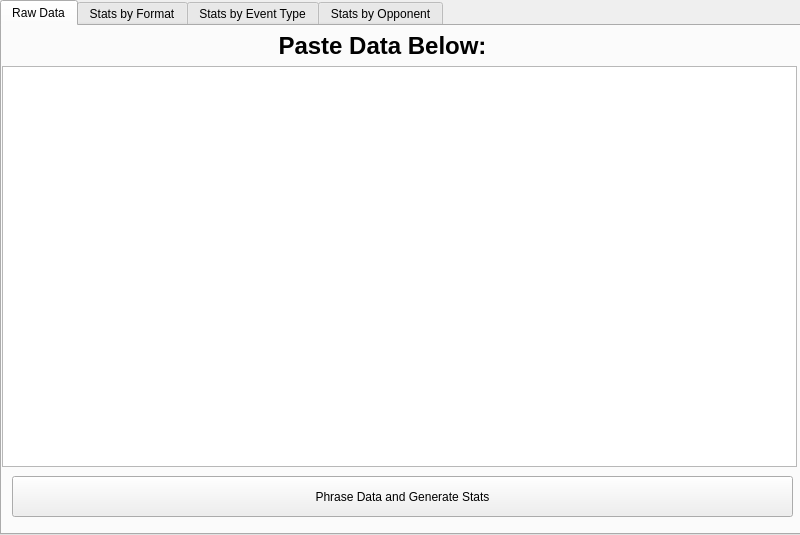
Old version of the form Main.ui in the repository JeffHoogland/qutemtgstats.
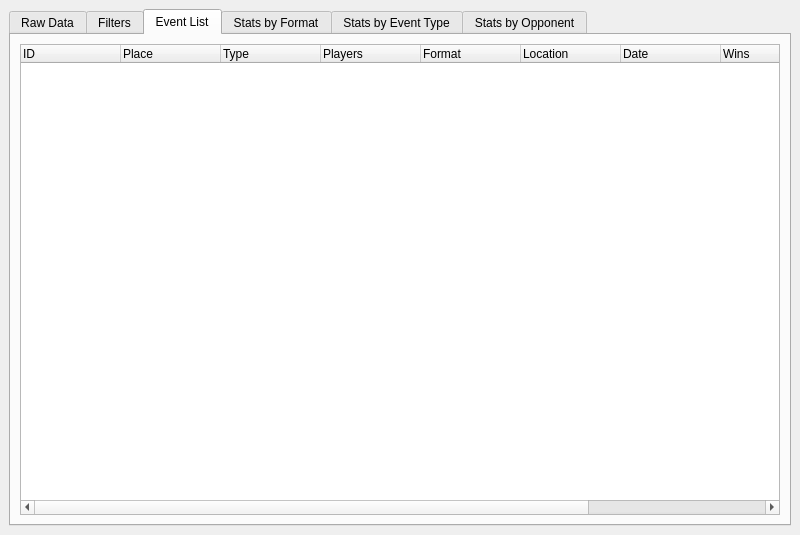
New version of the form. The open tabs and pages were chosen to show the change.

Commit message: Fixed up layout and added an event list

Patch:
```diff
--- a/Main.ui
+++ b/Main.ui
@@ -16,24 +16,15 @@
     <height>535</height>
    </size>
   </property>
-  <property name="maximumSize">
-   <size>
-    <width>800</width>
-    <height>535</height>
-   </size>
-  </property>
   <property name="windowTitle">
    <string>Qute MTG Stats</string>
   </property>
   <widget class="QWidget" name="centralwidget">
+   <layout class="QHBoxLayout" name="horizontalLayout">
+    <item>
    <widget class="QTabWidget" name="tabWidget">
-    <property name="geometry">
-     <rect>
-      <x>0</x>
-      <y>0</y>
-      <width>801</width>
-      <height>535</height>
-     </rect>
+      <property name="autoFillBackground">
+       <bool>false</bool>
     </property>
     <property name="currentIndex">
      <number>0</number>
@@ -42,45 +33,104 @@
      <attribute name="title">
       <string>Raw Data</string>
      </attribute>
+       <layout class="QVBoxLayout" name="verticalLayout">
+        <item>
+         <widget class="QLabel" name="label">
+          <property name="text">
+           <string>&lt;html&gt;&lt;head/&gt;&lt;body&gt;&lt;p align=&quot;center&quot;&gt;&lt;span style=&quot; font-size:18pt; font-weight:600;&quot;&gt;Paste Data Below:&lt;/span&gt;&lt;/p&gt;&lt;/body&gt;&lt;/html&gt;</string>
+          </property>
+         </widget>
+        </item>
+        <item>
      <widget class="QTextEdit" name="statsPaste">
-      <property name="geometry">
-       <rect>
-        <x>0</x>
-        <y>40</y>
-        <width>795</width>
-        <height>401</height>
-       </rect>
-      </property>
       <property name="acceptRichText">
        <bool>false</bool>
       </property>
      </widget>
+        </item>
+        <item alignment="Qt::AlignHCenter">
      <widget class="QToolButton" name="phraseButton">
-      <property name="geometry">
-       <rect>
-        <x>10</x>
-        <y>450</y>
-        <width>781</width>
-        <height>41</height>
-       </rect>
-      </property>
       <property name="text">
        <string>Phrase Data and Generate Stats</string>
       </property>
      </widget>
-     <widget class="QLabel" name="label">
-      <property name="geometry">
-       <rect>
-        <x>250</x>
-        <y>0</y>
-        <width>261</width>
-        <height>41</height>
-       </rect>
-      </property>
+        </item>
+       </layout>
+      </widget>
+      <widget class="QWidget" name="filtersTab">
+       <attribute name="title">
+        <string>Filters</string>
+       </attribute>
+      </widget>
+      <widget class="QWidget" name="eventListTab">
+       <attribute name="title">
+        <string>Event List</string>
+       </attribute>
+       <layout class="QHBoxLayout" name="horizontalLayout_2">
+        <item>
+         <widget class="QTreeWidget" name="eventTree">
+          <property name="sizePolicy">
+           <sizepolicy hsizetype="Expanding" vsizetype="Expanding">
+            <horstretch>0</horstretch>
+            <verstretch>0</verstretch>
+           </sizepolicy>
+          </property>
+          <property name="autoFillBackground">
+           <bool>false</bool>
+          </property>
+          <column>
       <property name="text">
-       <string>&lt;html&gt;&lt;head/&gt;&lt;body&gt;&lt;p align=&quot;center&quot;&gt;&lt;span style=&quot; font-size:18pt; font-weight:600;&quot;&gt;Paste Data Below:&lt;/span&gt;&lt;/p&gt;&lt;/body&gt;&lt;/html&gt;</string>
-      </property>
-     </widget>
+            <string>ID</string>
+           </property>
+          </column>
+          <column>
+           <property name="text">
+            <string>Place</string>
+           </property>
+          </column>
+          <column>
+           <property name="text">
+            <string>Type</string>
+           </property>
+          </column>
+          <column>
+           <property name="text">
+            <string>Players</string>
+           </property>
+          </column>
+          <column>
+           <property name="text">
+            <string>Format</string>
+           </property>
+          </column>
+          <column>
+           <property name="text">
+            <string>Location</string>
+           </property>
+          </column>
+          <column>
+           <property name="text">
+            <string>Date</string>
+           </property>
+          </column>
+          <column>
+           <property name="text">
+            <string>Wins</string>
+           </property>
+          </column>
+          <column>
+           <property name="text">
+            <string>Losses</string>
+           </property>
+          </column>
+          <column>
+           <property name="text">
+            <string>Draws</string>
+           </property>
+          </column>
+         </widget>
+        </item>
+       </layout>
     </widget>
     <widget class="QWidget" name="formatTab">
      <attribute name="title">
@@ -96,14 +146,11 @@
      <attribute name="title">
       <string>Stats by Opponent</string>
      </attribute>
-     <widget class="QTreeWidget" name="treeWidget">
-      <property name="geometry">
-       <rect>
-        <x>0</x>
-        <y>0</y>
-        <width>795</width>
-        <height>501</height>
-       </rect>
+       <layout class="QHBoxLayout" name="horizontalLayout_3">
+        <item>
+         <widget class="QTreeWidget" name="opponentTree">
+          <property name="autoFillBackground">
+           <bool>false</bool>
       </property>
       <property name="sortingEnabled">
        <bool>true</bool>
@@ -134,8 +181,12 @@
        </property>
       </column>
      </widget>
-    </widget>
-   </widget>
+        </item>
+       </layout>
+      </widget>
+     </widget>
+    </item>
+   </layout>
   </widget>
   <action name="actionMenu_Item">
    <property name="text">
```
Lines whose indentation alone changed are shown as unchanged. The commit also changes 2 other files.
